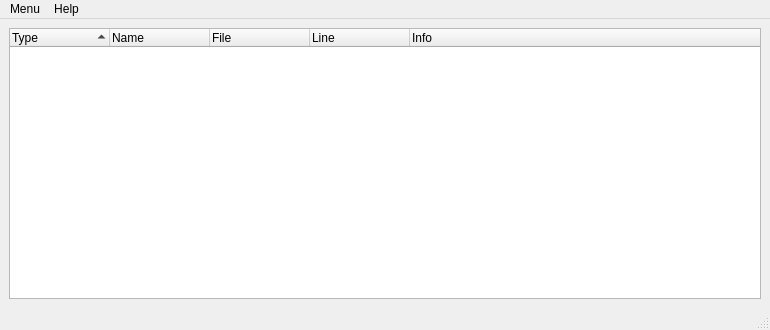
The window that src/TestParser/View/MainWindow.ui (matcatc/Test_Parser) describes before a commit, drawn with Qt 5.
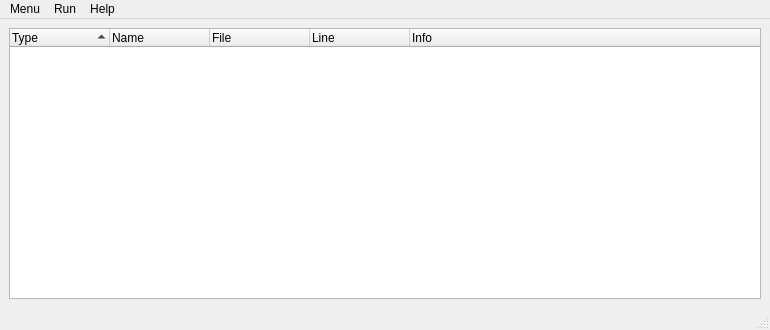
The same window after the commit.

Commit message:
added rerun menu command
possible bug. Openning new issue

closes gh-4

Patch:
```diff
--- a/src/TestParser/View/MainWindow.ui
+++ b/src/TestParser/View/MainWindow.ui
@@ -85,7 +85,14 @@
     </property>
     <addaction name="actionAbout"/>
    </widget>
+   <widget class="QMenu" name="menuRun">
+    <property name="title">
+     <string>Run</string>
+    </property>
+    <addaction name="actionRerun"/>
+   </widget>
    <addaction name="menuMenu"/>
+   <addaction name="menuRun"/>
    <addaction name="menuAbout"/>
   </widget>
   <widget class="QStatusBar" name="statusbar"/>
```
Left out of the diff: 22 changed lines with no effect on the pictures. The commit also changes 2 other files.
